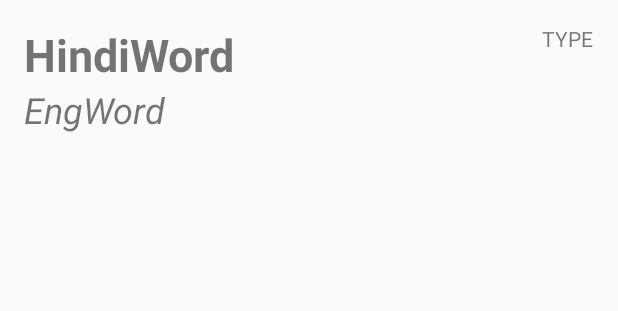
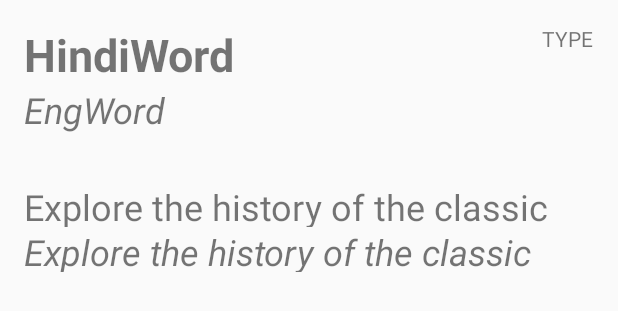
Before and after one commit to mirmiru/HindiStudyHelp, an Android app: the layout activity_info.xml on its own in the app's theme, with its tools: preview values and no code run, on a phone screen of 412 x 824 dp. Shown: the top 311 px of the screen. Run offline under Robolectric (Android 15) with nearby library versions, the phone set to English and light mode, and no system bars.

```diff
--- a/app/src/main/java/com/example/milja/languageapp/model/AddActivity.java
+++ b/app/src/main/java/com/example/milja/languageapp/model/AddActivity.java
@@ -121,8 +121,7 @@ public class AddActivity extends AppCompatActivity {
     public void addWord() {
         Word word = new Word(wordHindi, wordEng, sentenceHindi, sentenceEng, genderValue, typeValue, checkBoxValue);
         dbHelper.addWord(word);
-        Log.d("MyLog", "ADD ACT: " + word.getWordId() + ", " + word.getWordWord() + ", " + word.getWordTranslation() + ", " + word.getWordSentenceHindi() + ", " + word.getWordSentenceEng() + ", gender: " + word.getWordGenderId() + ", " + word.getWordGenderGroup() + ", type: "+ word.getWordTypeId() + ", "+ word.getWordTypeGroup() + ", diff: " + word.getWordDifficult() );
-        //TODO: Display toast and move to new activity
+        //Log.d("MyLog", "ADD ACT: " + word.getWordId() + ", " + word.getWordWord() + ", " + word.getWordTranslation() + ", " + word.getWordSentenceHindi() + ", " + word.getWordSentenceEng() + ", gender: " + word.getWordGenderId() + ", " + word.getWordGenderGroup() + ", type: "+ word.getWordTypeId() + ", "+ word.getWordTypeGroup() + ", diff: " + word.getWordDifficult() );
         Intent intent = new Intent(this, InfoActivity.class);
         intent.putExtra("WordId", word.getWordId());
         startActivity(intent);
--- a/app/src/main/res/layout/activity_info.xml
+++ b/app/src/main/res/layout/activity_info.xml
@@ -5,6 +5,19 @@
     android:layout_width="match_parent"
     android:layout_height="match_parent"
     tools:context="com.example.milja.languageapp.model.InfoActivity">
+
+    <TextView
+        android:id="@+id/textViewSentEng"
+        android:layout_width="350dp"
+        android:layout_height="30dp"
+        android:layout_marginStart="16dp"
+        android:lines="1"
+        android:text="TextView"
+        android:textSize="24sp"
+        android:textStyle="italic"
+        app:layout_constraintStart_toStartOf="parent"
+        app:layout_constraintTop_toBottomOf="@+id/textViewSentHindi"
+        tools:text="Explore the history of the classic Lorem Ipsum passage and generate your own text using any number of characters, words, sentences or paragraphs." />
 
     <TextView
         android:id="@+id/textViewHindiWord"
@@ -40,4 +53,18 @@
         android:textSize="14sp"
         app:layout_constraintEnd_toEndOf="parent"
         app:layout_constraintTop_toTopOf="parent" />
+
+    <TextView
+        android:id="@+id/textViewSentHindi"
+        android:layout_width="350dp"
+        android:layout_height="30dp"
+        android:layout_marginStart="16dp"
+        android:layout_marginTop="32dp"
+        android:lines="1"
+        android:text="TextView"
+        android:textSize="24sp"
+        app:layout_constraintStart_toStartOf="parent"
+        app:layout_constraintTop_toBottomOf="@+id/textViewEngWord"
+        tools:text="Explore the history of the classic Lorem Ipsum passage and generate your own text using any number of characters, words, sentences or paragraphs." />
+
 </android.support.constraint.ConstraintLayout>
--- a/app/src/main/res/layout/activity_main.xml
+++ b/app/src/main/res/layout/activity_main.xml
@@ -12,6 +12,7 @@
         android:layout_height="wrap_content"
         android:layout_marginStart="148dp"
         android:layout_marginTop="32dp"
+        android:onClick="onButtonSearchClick"
         android:text="@string/buttonSearch"
         app:layout_constraintStart_toStartOf="parent"
         app:layout_constraintTop_toBottomOf="@+id/editTextSearchWord" />
--- a/app/src/main/res/values/strings.xml
+++ b/app/src/main/res/values/strings.xml
@@ -16,4 +16,6 @@
     <string name="radioValueMale">Male</string>
     <string name="radioButtonValue2">Female</string>
     <string name="checkBoxDifficult">Difficult</string>
+    <string name="RemoveWord">remove_word</string>
+    <string name="Remove">Remove</string>
 </resources>
```
Also changed, not shown: app/src/main/java/com/example/milja/languageapp/database/DBHelper.java (+29 -17 lines), app/src/main/java/com/example/milja/languageapp/model/InfoActivity.java (+34 -0 lines), app/src/main/java/com/example/milja/languageapp/model/MainActivity.java (+17 -4 lines), app/src/main/res/menu/menu_info.xml (added, +8 -0 lines), 201 other files.
